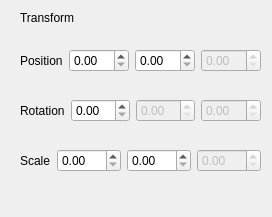
The window that Graphics/transformwidget.ui (mizquierdo97/Graphics) describes before a commit, drawn with Qt 5.
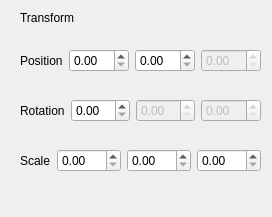
The same window after the commit.

Patch:
```diff
--- a/Graphics/transformwidget.ui
+++ b/Graphics/transformwidget.ui
@@ -152,7 +152,7 @@
     <item>
      <widget class="QDoubleSpinBox" name="ScaleZ">
       <property name="enabled">
-       <bool>false</bool>
+       <bool>true</bool>
       </property>
       <property name="maximum">
        <double>999.000000000000000</double>
```
